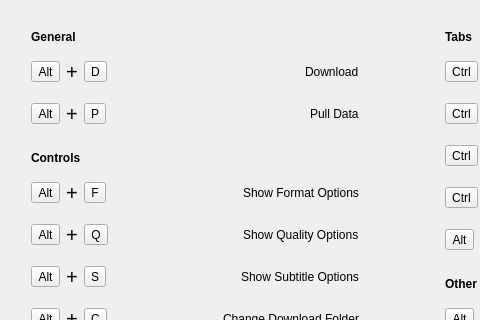
First picture: the form in src/media_downloader/ui/keyboard_shortcuts_dialog.ui, repository markop404/media-downloader, before the edit; both pictures show x 0 to 480 and y 0 to 320 of the 866 by 489 pixel window.
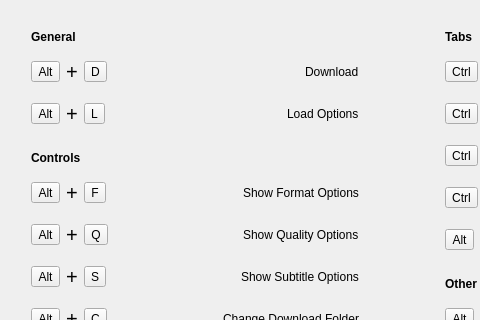
Second picture: the form after the edit.

```diff
--- a/src/media_downloader/ui/keyboard_shortcuts_dialog.ui
+++ b/src/media_downloader/ui/keyboard_shortcuts_dialog.ui
@@ -186,7 +186,7 @@
             <enum>Qt::FocusPolicy::NoFocus</enum>
            </property>
            <property name="text">
-            <string>P</string>
+            <string>L</string>
            </property>
           </widget>
          </item>
@@ -209,7 +209,7 @@
          <item>
           <widget class="QLabel" name="shortcutDescriptionLabel6">
            <property name="text">
-            <string>Pull Data</string>
+            <string>Load Options</string>
            </property>
            <property name="textInteractionFlags">
             <set>Qt::TextInteractionFlag::LinksAccessibleByMouse|Qt::TextInteractionFlag::TextSelectableByMouse</set>
```
